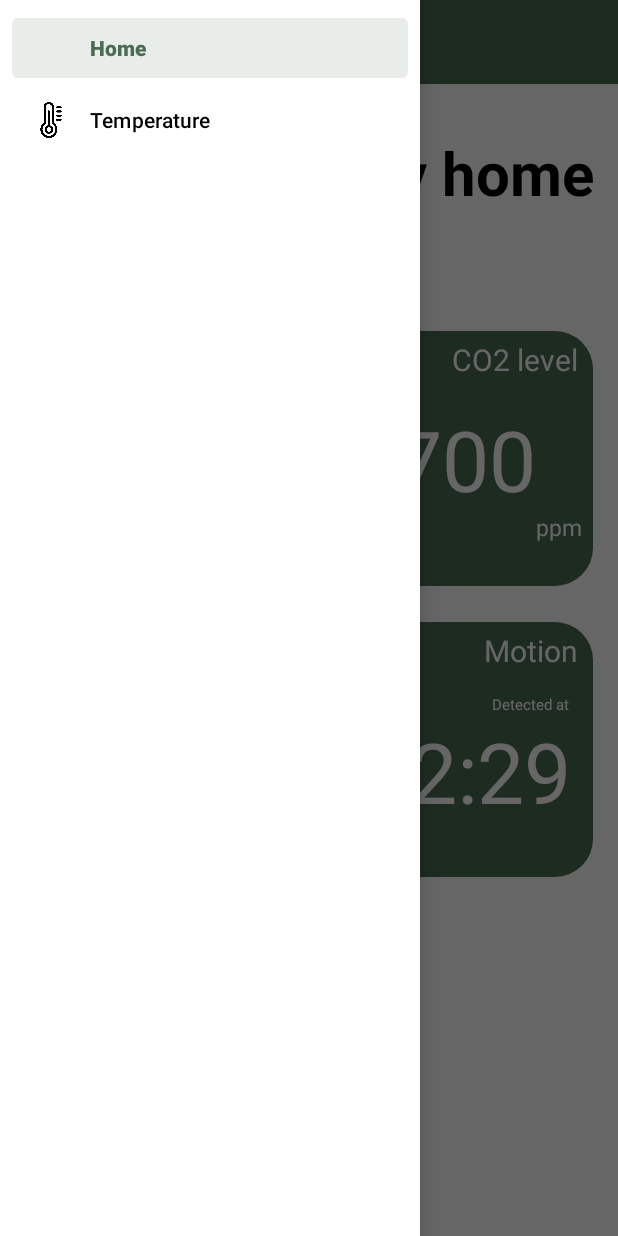
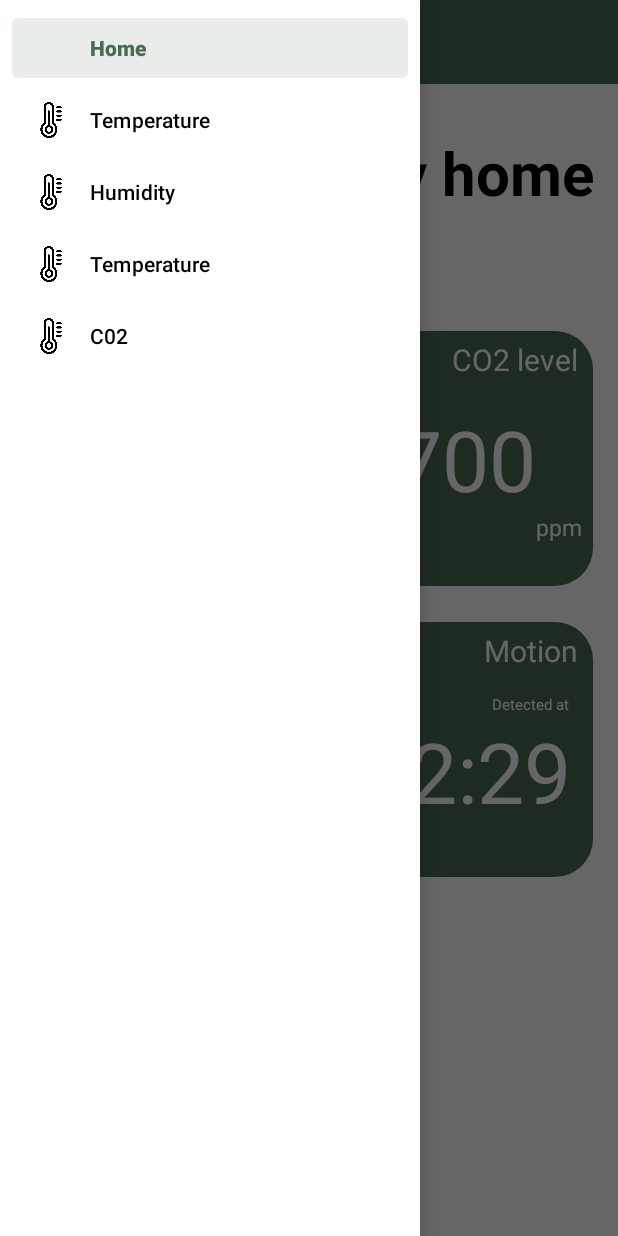
Before and after one commit to PaulBujor/SmartHome, an Android app: the screen it shows after launch (MainActivity), with the side drawer open, on a phone screen of 412 x 824 dp. Run offline under Robolectric (Android 15) with nearby library versions, the phone set to English and light mode, and no system bars; our stand-ins replace navigation-ui; libraries missing offline, so code that uses them is left out: retrofit2.converter.jackson; 3 statements that could not run were skipped.

Commit message:
viewmodel updates

```diff
--- a/Android/app/src/main/java/com/example/myhomeapplication/View/HomeFragment.java
+++ b/Android/app/src/main/java/com/example/myhomeapplication/View/HomeFragment.java
@@ -32,11 +32,8 @@ import com.example.myhomeapplication.ViewModel.TemperatureViewModel;
  */
 public class HomeFragment extends Fragment {
 
-    private Button temperatureCardButton;
-    private Button humidityCardButton;
-    private Button c02CardButton;
-    private Button motionCardButton;
-    private TextView temperatureTextView;
+    private Button temperatureCardButton,humidityCardButton, c02CardButton, motionCardButton;
+    private TextView temperatureTextView, humidityTextView, cO2TextView,motionTextView;
 
     private TemperatureViewModel temperatureViewModel;
     private HumidityViewModel humidityViewModel;
@@ -77,15 +74,21 @@ public class HomeFragment extends Fragment {
         humidityCardButton.setOnClickListener((v) -> changeFragment("HumidityDetails"));
         motionCardButton.setOnClickListener((v) -> changeFragment("MotionDetails"));
         c02CardButton.setOnClickListener((v)-> changeFragment("C02Details"));
+
         temperatureTextView = view.findViewById(R.id.temperatureCardValue);
+        humidityTextView = view.findViewById(R.id.humidityCardValue);
+        cO2TextView = view.findViewById(R.id.C02CardValue);
+        motionTextView = view.findViewById(R.id.motionCardValue);
 
         temperatureViewModel = new ViewModelProvider(this).get(TemperatureViewModel.class);
+        humidityViewModel = new ViewModelProvider(this).get(HumidityViewModel.class);
+        motionViewModel = new ViewModelProvider(this).get(MotionViewModel.class);
 
         temperatureViewModel.getLatestTemperatureMeasurement().observe(getViewLifecycleOwner(), measurement -> temperatureTextView.setText(String.format("%.1f", measurement.getValue())));
-
+        humidityViewModel.getLastMeasurement().observe(getViewLifecycleOwner(), measurement -> humidityTextView.setText(String.format("%.1f", measurement.getValue())));
+        motionViewModel.getLastMotionMeasurement().observe(getViewLifecycleOwner(),measurement -> motionTextView.setText(String.format("%.1f", measurement.getValue())));
         DataRetriever dataRetriever = DataRetriever.getInstance();
         dataRetriever.startRetrievingData(deviceID);
-
         //Retrieving data simulation
 
         /*
--- a/Android/app/src/main/java/com/example/myhomeapplication/ViewModel/HumidityViewModel.java
+++ b/Android/app/src/main/java/com/example/myhomeapplication/ViewModel/HumidityViewModel.java
@@ -1,6 +1,24 @@
 package com.example.myhomeapplication.ViewModel;
 
+import androidx.lifecycle.LiveData;
 import androidx.lifecycle.ViewModel;
 
+import com.example.myhomeapplication.Local_Persistence.Cache;
+import com.example.myhomeapplication.Models.Measurement;
+
+import java.util.List;
+
 public class HumidityViewModel extends ViewModel {
+    private Cache repository;
+    public HumidityViewModel(){
+        repository = Cache.getInstance();
+    }
+
+    public LiveData<List<Measurement>> getAlMeasurements(int deviceID,String measurementType){
+        return repository.getAllMeasurements(deviceID,measurementType);
+    }
+
+    public LiveData<Measurement> getLastMeasurement(){
+        return repository.getLatestHumidityMeasurement();
+    }
 }
--- a/Android/app/src/main/java/com/example/myhomeapplication/ViewModel/MotionViewModel.java
+++ b/Android/app/src/main/java/com/example/myhomeapplication/ViewModel/MotionViewModel.java
@@ -1,6 +1,24 @@
 package com.example.myhomeapplication.ViewModel;
 
+import androidx.lifecycle.LiveData;
 import androidx.lifecycle.ViewModel;
 
+import com.example.myhomeapplication.Local_Persistence.Cache;
+import com.example.myhomeapplication.Models.Measurement;
+
+import java.util.List;
+
 public class MotionViewModel extends ViewModel {
+    private Cache repository;
+
+    public MotionViewModel(){
+        repository = Cache.getInstance();
+    }
+    public LiveData<List<Measurement>>getAllMeasurements(int deviceID, String measurementType){
+        return repository.getAllMeasurements(deviceID, measurementType);
+    }
+
+    public LiveData<Measurement> getLastMotionMeasurement(){
+        return repository.getLatestAlarmMeasurement();
+    }
 }
--- a/Android/app/src/main/res/menu/drawer_menu.xml
+++ b/Android/app/src/main/res/menu/drawer_menu.xml
@@ -10,5 +10,18 @@
             android:id="@id/temperatureFragment"
             android:title="Temperature"
             android:icon="@drawable/thermometer"/>
+        <item
+            android:id="@id/humidityFragment"
+            android:title="Humidity"
+            android:icon="@drawable/thermometer"/>
+        <item
+            android:id="@id/motionFragment"
+            android:title="Temperature"
+            android:icon="@drawable/thermometer"/>
+        <item
+            android:id="@id/CO2Fragment"
+            android:title="C02"
+            android:icon="@drawable/thermometer"/>
+
     </group>
 </menu>
```
